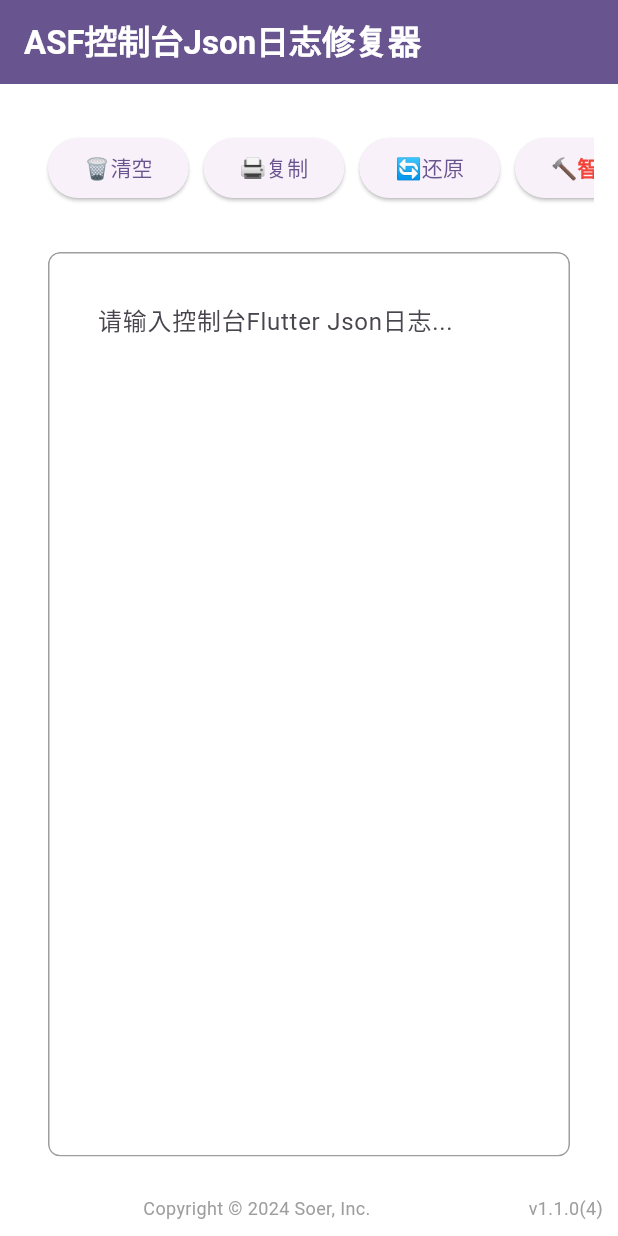
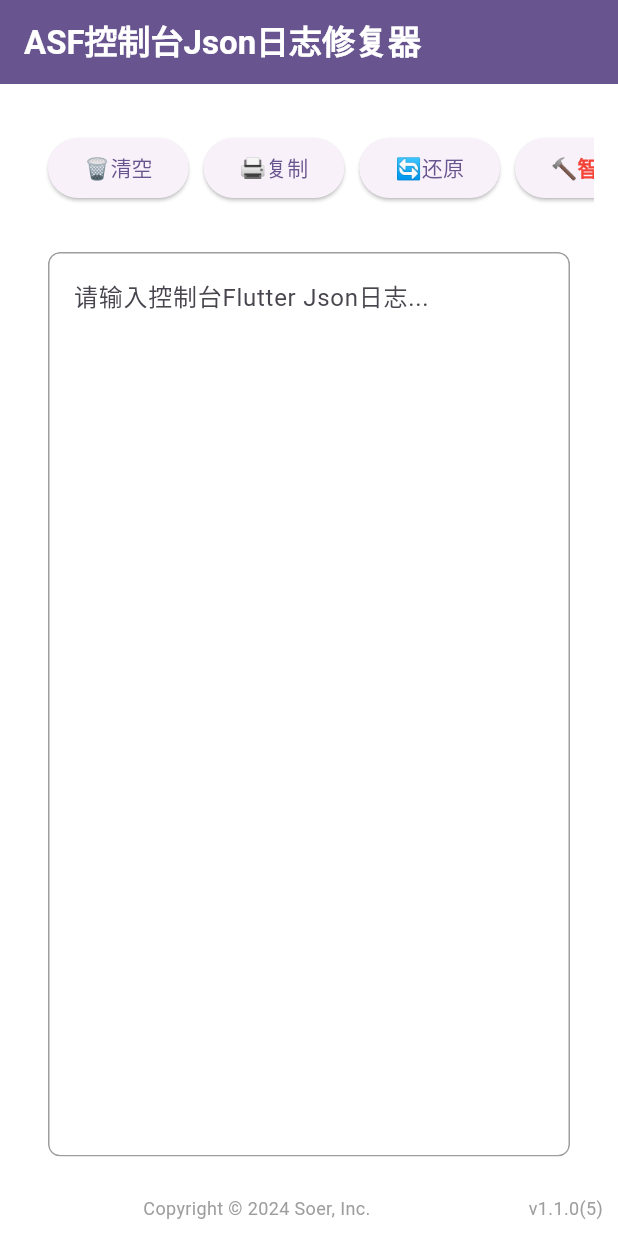
Before and after one commit to woodjobber/asf_log_fix, a Flutter app: the screen it shows after launch, on a phone screen of 412 x 824 dp. Run offline on Flutter 3.47's test engine with Material 3 defaults, Android fonts, the light colour scheme and no system bars; missing offline and left inert: json_pretty, json_shrink_widget.

Commit message:
[INFO]:UI

```diff
--- a/lib/beauty_json.dart
+++ b/lib/beauty_json.dart
@@ -4,6 +4,7 @@ import 'package:flutter/material.dart';
 import 'package:flutter/services.dart';
 import 'package:json_fix/string_to_json.dart';
 import 'package:json_fix/version_info.dart';
+import 'package:json_pretty/json_pretty.dart';
 import 'package:json_shrink_widget/json_shrink_widget.dart';
 import 'package:url_launcher/url_launcher_string.dart';
 
@@ -232,6 +233,7 @@ class _BeautyJsonPageState extends State<BeautyJsonPage> {
                                 alignment: Alignment.topLeft,
                                 child: SelectionArea(
                                   child: JsonShrinkWidget(
+                                    indentation: '  ',
                                     json: jsonData,
                                     style: const JsonShrinkStyle.light(
                                       textStyle: TextStyle(
@@ -276,7 +278,8 @@ class _BeautyJsonPageState extends State<BeautyJsonPage> {
                             minLines: 16,
                             decoration: const InputDecoration(
                               hintText: '请输入控制台Flutter Json日志...',
-                              contentPadding: EdgeInsets.all(16),
+                              contentPadding:
+                                  EdgeInsets.only(top: 0, bottom: 16),
                               border: InputBorder.none,
                             ),
                           ),
--- a/lib/version_info.dart
+++ b/lib/version_info.dart
@@ -3,5 +3,5 @@
 
 class WebVersionInfo {
   static const String name = '1.1.0';
-  static const int build = 4;
+  static const int build = 5;
 }
--- a/pubspec.yaml
+++ b/pubspec.yaml
@@ -41,6 +41,7 @@ dependencies:
      url: https://github.com/woodjobber/json_viewer.git
      path: json_shrink_widget
   url_launcher: ^6.1.10
+  json_pretty: ^1.0.4
 dev_dependencies:
   flutter_test:
     sdk: flutter
```
Also changed, not shown: 2 other files.
